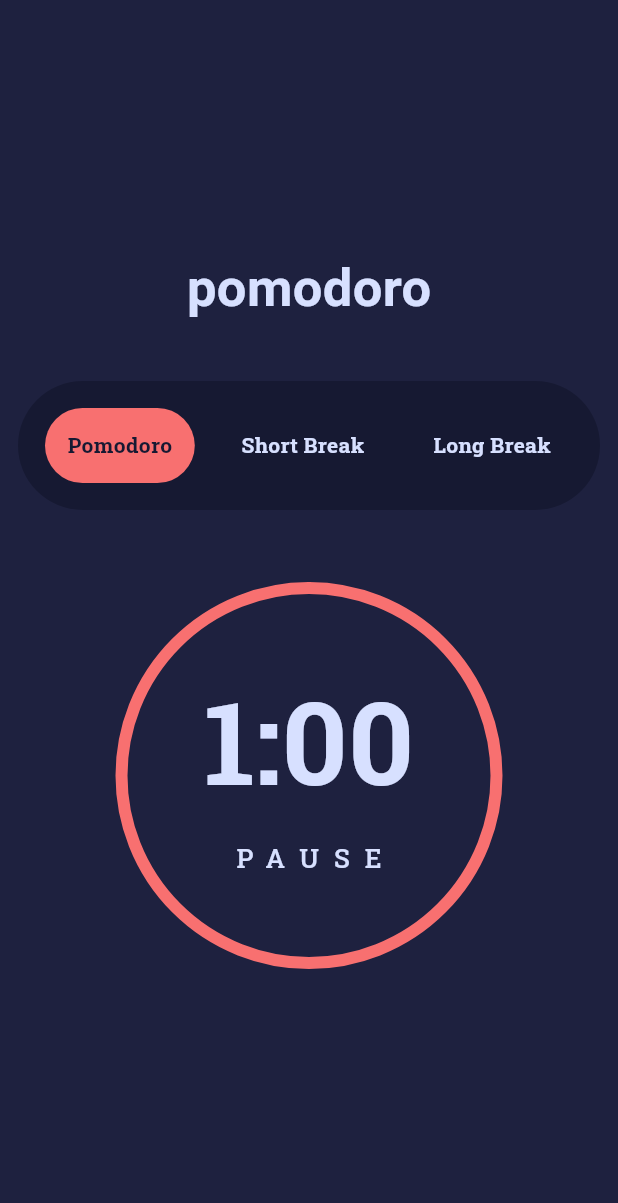
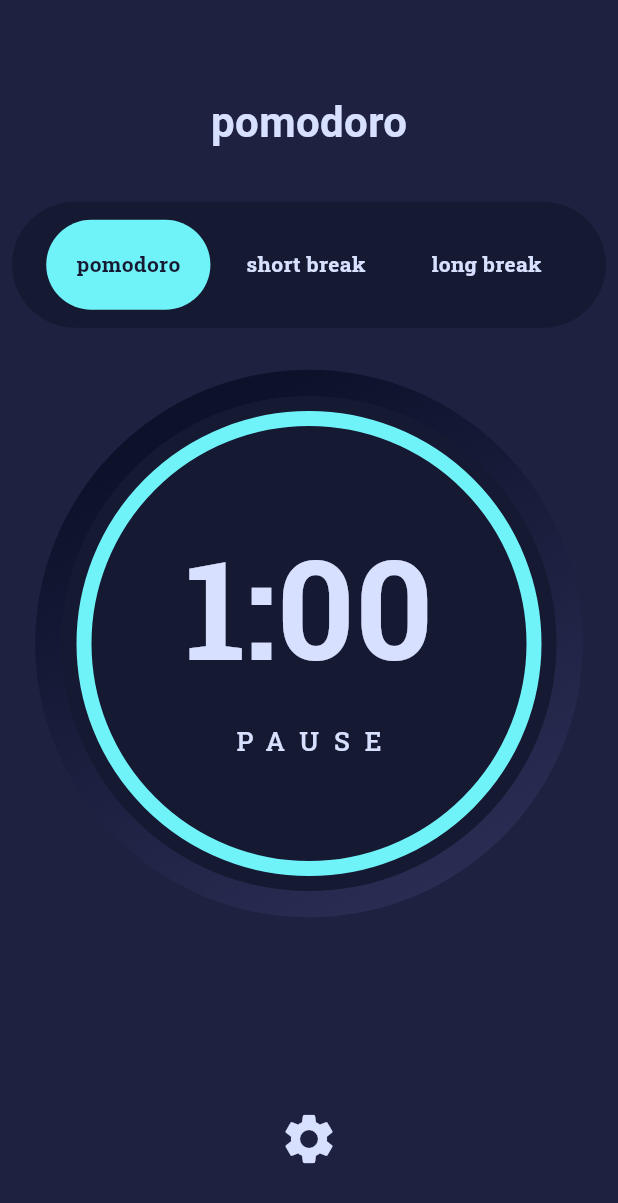
Before and after one commit to JasonBoyett/you_version_pomodoro, a Flutter app: the screen it shows after launch, after a tap on "START", on a phone screen of 412 x 824 dp. Shown: the top 1203 px of the screen. Run offline on Flutter 3.47's test engine with Material 3 defaults, Android fonts, the light colour scheme and no system bars; our stand-ins replace flutter_riverpod, google_fonts.

Commit message:
began settings dialog and did minor refactors and UI adjustments

```diff
--- a/lib/helpers.dart
+++ /dev/null
@@ -1,38 +0,0 @@
-import 'package:tomato_timer/model/pomodoro.dart';
-
-String displayMinutesTimer(int seconds) {
-  int minutes = seconds ~/ 60;
-  int remainingSeconds = seconds % 60;
-  return '$minutes:${remainingSeconds.toString().padLeft(2, '0')}';
-}
-
-double evaluateProgress(PomodoroModel model) {
-  int stageMinutes = _evaluateStageTime(model);
-  double stageTime = stageMinutes.toDouble() * secondsInMinute;
-  return (model.secondsInStage / stageTime).clamp(0.0, 1.0);
-}
-
-int _evaluateStageTime(PomodoroModel model) {
-  if (model.currentStage == PomodoroStages.paused) {
-    switch (model.getPreviosStage()) {
-      case PomodoroStages.work:
-        return model.workTime;
-      case PomodoroStages.shortBreak:
-        return model.breakTimeShort;
-      case PomodoroStages.longBreak:
-        return model.breakTimelong;
-      default:
-        return 0;
-    }
-  }
-  switch (model.currentStage) {
-    case PomodoroStages.work:
-      return model.workTime;
-    case PomodoroStages.shortBreak:
-      return model.breakTimeShort;
-    case PomodoroStages.longBreak:
-      return model.breakTimelong;
-    default:
-      return 0;
-  }
-}
--- a/lib/model/pomodoro.dart
+++ b/lib/model/pomodoro.dart
@@ -5,22 +5,23 @@ import 'package:google_fonts/google_fonts.dart';
 const int secondsInMinute = 60;
 
 class PomodoroModel extends ChangeNotifier {
-  int breakTimeShort = 1; //5
-  int breakTimelong = 1; //20
+  static const int _breaksTillLongBreak = 4;
+  PomodoroStages _previousStage = PomodoroStages.preStart;
+
+  int breakTimeShort = 5; //5
+  int breakTimelong = 20; //20
   int workTime = 1; //25
   int breakCount = 0;
-  int breaksTillLongBreak = 4;
   int secondsInStage = 0;
   PomodoroStages currentStage = PomodoroStages.preStart;
-  PomodoroStages _previousStage = PomodoroStages.preStart;
-  PomodoroColors themeColor = PomodoroColors.red;
+  PomodoroColors themeColor = PomodoroColors.cyan;
   PomodoroFonts themeFont = PomodoroFonts.serrif;
 
   PomodoroModel();
 
   /// sets the current pomodoro step to the next in the sequence
   /// if the timer is paused, it will not increment
-  void incrementStage() {
+  void _incrementStage() {
     switch (currentStage) {
       case PomodoroStages.preStart:
         currentStage = PomodoroStages.work;
@@ -29,7 +30,7 @@ class PomodoroModel extends ChangeNotifier {
         break;
       case PomodoroStages.work:
         breakCount++;
-        if (breakCount >= breaksTillLongBreak) {
+        if (breakCount >= _breaksTillLongBreak) {
           currentStage = PomodoroStages.longBreak;
           secondsInStage = breakTimelong * secondsInMinute;
           _previousStage = PomodoroStages.work;
@@ -77,8 +78,16 @@ class PomodoroModel extends ChangeNotifier {
     notifyListeners();
   }
 
-  setBreaksTillLongBreak(int breaks) {
-    breaksTillLongBreak = breaks;
+  void set(int? workTime, int? breakTimeShort, int? breakTimelong) {
+    if (workTime != null) {
+      this.workTime = workTime;
+    }
+    if (breakTimeShort != null) {
+      this.breakTimeShort = breakTimeShort;
+    }
+    if (breakTimelong != null) {
+      this.breakTimelong = breakTimelong;
+    }
     notifyListeners();
   }
 
@@ -96,23 +105,50 @@ class PomodoroModel extends ChangeNotifier {
   //getters
   PomodoroStages getPreviosStage() => _previousStage;
 
-  // The figma model that this app is based on shows three stages that can be
-  // displayed: work, short break, and long break. But the model I am using to
-  // control the state of the app has five stages, the same as above plus preStart
-  // and paused. This function maps the five stages to the three stages that can
-  // be displayed in the UI.
-  PomodoroStages getDisplayedStage(PomodoroModel pomProps) {
-    switch (pomProps.currentStage) {
+  String getTimerString() {
+    int seconds = currentStage == PomodoroStages.preStart
+        ? workTime * secondsInMinute
+        : secondsInStage;
+    int minutes = seconds ~/ 60;
+    int remainingSeconds = seconds % 60;
+    return '$minutes:${remainingSeconds.toString().padLeft(2, '0')}';
+  }
+
+  /// returns the progress of the current stage as a double between 0 and 1
+  double getProgress() {
+    if (currentStage == PomodoroStages.preStart) {
+      return 1.0;
+    }
+    int stageMinutes = _evaluateStageTime();
+    double stageTime = stageMinutes.toDouble() * secondsInMinute;
+    return (secondsInStage / stageTime).clamp(0.0, 1.0);
+  }
+
+  int _evaluateStageTime() {
+    if (currentStage == PomodoroStages.preStart) {
+      return workTime;
+    }
+    if (currentStage == PomodoroStages.paused) {
+      switch (getPreviosStage()) {
+        case PomodoroStages.work:
+          return workTime;
+        case PomodoroStages.shortBreak:
+          return breakTimeShort;
+        case PomodoroStages.longBreak:
+          return breakTimelong;
+        default:
+          return 0;
+      }
+    }
+    switch (currentStage) {
       case PomodoroStages.work:
-        return PomodoroStages.work;
+        return workTime;
       case PomodoroStages.shortBreak:
-        return PomodoroStages.shortBreak;
+        return breakTimeShort;
       case PomodoroStages.longBreak:
-        return PomodoroStages.longBreak;
-      case PomodoroStages.preStart:
-        return PomodoroStages.work;
-      case PomodoroStages.paused:
-        return pomProps.getPreviosStage();
+        return breakTimelong;
+      default:
+        return 0;
     }
   }
 
@@ -145,9 +181,29 @@ class PomodoroModel extends ChangeNotifier {
         secondsInStage--;
         notifyListeners();
       } else {
-        incrementStage();
+        _incrementStage();
       }
     });
+  }
+
+  // The figma spec that this app is based on shows three stages that can be
+  // displayed: work, short break, and long break. But the model I am using to
+  // control the state of the app has five stages, the same as above plus preStart
+  // and paused. This function maps the five stages to the three stages that can
+  // be displayed in the UI.
+  PomodoroStages getDisplayedStage(PomodoroModel pomProps) {
+    switch (pomProps.currentStage) {
+      case PomodoroStages.work:
+        return PomodoroStages.work;
+      case PomodoroStages.shortBreak:
+        return PomodoroStages.shortBreak;
+      case PomodoroStages.longBreak:
+        return PomodoroStages.longBreak;
+      case PomodoroStages.preStart:
+        return PomodoroStages.work;
+      case PomodoroStages.paused:
+        return pomProps.getPreviosStage();
+    }
   }
 }
 
@@ -157,15 +213,15 @@ extension PomodoroExtension on PomodoroStages {
   String get name {
     switch (this) {
       case PomodoroStages.work:
-        return 'Pomodoro';
+        return 'pomodoro';
       case PomodoroStages.shortBreak:
-        return 'Short Break';
+        return 'short break';
       case PomodoroStages.longBreak:
-        return 'Long Break';
+        return 'long break';
       case PomodoroStages.preStart:
-        return 'Start';
+        return 'start';
       case PomodoroStages.paused:
-        return 'Paused';
+        return 'paused';
     }
   }
 }
--- a/lib/widgets/center_timer.dart
+++ b/lib/widgets/center_timer.dart
@@ -1,35 +1,56 @@
 import 'package:tomato_timer/model/pomodoro.dart';
-import 'package:tomato_timer/helpers.dart';
 import 'package:flutter/material.dart';
 
-Widget centerTimer(PomodoroModel value) {
+Widget centerTimer(PomodoroModel model) {
   return Padding(
-    padding: const EdgeInsets.all(40.0),
+    padding: const EdgeInsets.all(20.0),
     child: Stack(alignment: Alignment.center, children: [
+      _backgroundCircle(),
       SizedBox(
-        height: 250,
-        width: 250,
+        height: 300,
+        width: 300,
         child: CircularProgressIndicator(
-          value: evaluateProgress(value),
+          value: model.getProgress(),
           strokeCap: StrokeCap.round,
-          strokeWidth: 8,
-          color: value.themeColor.color,
+          strokeWidth: 10,
+          color: model.themeColor.color,
         ),
       ),
       Column(
         mainAxisAlignment: MainAxisAlignment.center,
         children: [
-          Text(
+          Center(
+            child: Text(
               style: TextStyle(
                 color: const Color.fromARGB(255, 215, 224, 255),
-              fontFamily: value.themeFont.font.fontFamily,
+                fontFamily: model.themeFont.font.fontFamily,
                 fontWeight: FontWeight.bold,
               ),
-            displayMinutesTimer(value.secondsInStage),
-            textScaler: const TextScaler.linear(5.5),
+              model.getTimerString(),
+              textScaler: const TextScaler.linear(6.5),
+            ),
           ),
           TextButton(
-              onPressed: () {
+              onLongPress: () {
+                model.reset();
+              },
+              onPressed: () => _centerButtonAction(model),
+              child: Text(
+                _ditermineDisplayText(model),
+                style: TextStyle(
+                  letterSpacing: 10,
+                  color: const Color.fromARGB(255, 215, 224, 255),
+                  fontFamily: model.themeFont.font.fontFamily,
+                ),
+                textScaler: const TextScaler.linear(1.25),
+              )),
+        ],
+      ),
+    ]),
+  );
+}
+
+void _centerButtonAction(PomodoroModel value) {
   switch (value.currentStage) {
     case PomodoroStages.paused:
       value.resume();
@@ -45,9 +66,9 @@ Widget centerTimer(PomodoroModel value) {
         break;
       }
   }
-              },
-              child: Text(
-                (() {
+}
+
+String _ditermineDisplayText(PomodoroModel value) {
   switch (value.currentStage) {
     case PomodoroStages.paused:
       return 'RESUME';
@@ -56,16 +77,35 @@ Widget centerTimer(PomodoroModel value) {
     default:
       return 'PAUSE';
   }
-                })(),
-                style: TextStyle(
-                  letterSpacing: 10,
-                  color: const Color.fromARGB(255, 215, 224, 255),
-                  fontFamily: value.themeFont.font.fontFamily,
+}
+
+Widget _backgroundCircle() {
+  return Stack(alignment: Alignment.center, children: [
+    SizedBox(
+      width: 365,
+      height: 365,
+      child: Container(
+        decoration: const BoxDecoration(
+            shape: BoxShape.circle,
+            gradient: LinearGradient(
+              begin: Alignment.bottomRight,
+              end: Alignment.topCenter,
+              colors: [
+                Color.fromARGB(255, 46, 50, 90),
+                Color.fromARGB(255, 14, 17, 42),
+              ],
+            )),
       ),
-                textScaler: const TextScaler.linear(1.25),
-              )),
-        ],
     ),
-    ]),
-  );
+    SizedBox(
+      width: 330,
+      height: 330,
+      child: Container(
+        decoration: const BoxDecoration(
+          shape: BoxShape.circle,
+          color: Color.fromARGB(255, 22, 25, 50),
+        ),
+      ),
+    ),
+  ]);
 }
--- a/lib/widgets/home_page.dart
+++ b/lib/widgets/home_page.dart
@@ -4,13 +4,14 @@ import 'package:flutter_riverpod/flutter_riverpod.dart';
 import 'package:tomato_timer/model/pomodoro.dart';
 import 'package:tomato_timer/widgets/center_timer.dart';
 import 'package:tomato_timer/widgets/stage_indicator.dart';
+import 'package:tomato_timer/widgets/settings_dialog.dart';
 
 class HomePage extends ConsumerWidget {
   const HomePage({super.key});
 
   @override
   Widget build(BuildContext context, WidgetRef ref) {
-    var value = ref.watch(pomodoroProvider);
+    var model = ref.watch(pomodoroProvider);
     return Scaffold(
       backgroundColor: const Color.fromARGB(255, 30, 33, 63),
       body: Column(
@@ -20,14 +21,29 @@ class HomePage extends ConsumerWidget {
             padding: EdgeInsets.all(25.0),
             child: Text(
               "pomodoro",
-              textScaler: TextScaler.linear(2.5),
+              textScaler: TextScaler.linear(2),
               style: TextStyle(
                   color: Color.fromARGB(255, 215, 224, 255),
                   fontWeight: FontWeight.bold),
             ),
           ),
-          stageIndicator(value),
-          Center(child: centerTimer(value)),
+          stageIndicator(model),
+          centerTimer(model),
+          Padding(
+            padding: const EdgeInsets.only(top: 100.0),
+            child: TextButton(
+              onPressed: () => showDialog(
+                  context: context,
+                  builder: (context) {
+                    return settingsDialog(model);
+                  }),
+              child: const Icon(
+                Icons.settings,
+                color: Color.fromARGB(255, 215, 224, 255),
+                size: 40.0,
+              ),
+            ),
+          )
         ],
       ),
     );
--- /dev/null
+++ b/lib/widgets/settings_dialog.dart
@@ -0,0 +1,24 @@
+import 'package:flutter/material.dart';
+
+import 'package:tomato_timer/model/pomodoro.dart';
+
+Widget settingsDialog(PomodoroModel model) {
+  return Dialog(
+    child: Container(
+      decoration: BoxDecoration(
+        color: const Color.fromARGB(255, 30, 33, 63),
+        borderRadius: BorderRadius.circular(12),
+      ),
+      child: const Column(
+        children: [
+          Text("Hello"),
+          Text("Hello"),
+          Text("Hello"),
+          Text("Hello"),
+          Text("Hello"),
+          Text("Hello"),
+        ],
+      ),
+    ),
+  );
+}
--- a/lib/widgets/stage_indicator.dart
+++ b/lib/widgets/stage_indicator.dart
@@ -4,7 +4,7 @@ import '../model/pomodoro.dart';
 
 Widget stageIndicator(PomodoroModel value) {
   return Padding(
-    padding: const EdgeInsets.all(12.0),
+    padding: const EdgeInsets.all(8.0),
     child: Container(
       padding: const EdgeInsets.all(10),
       decoration: BoxDecoration(
@@ -26,7 +26,7 @@ Widget stageIndicator(PomodoroModel value) {
 
 Widget _indicatorCell(PomodoroModel value, PomodoroStages stage) {
   return Padding(
-    padding: const EdgeInsets.all(8.0),
+    padding: const EdgeInsets.all(2.0),
     child: Container(
       decoration: BoxDecoration(
         color: _determineDisplayStage(value) == stage
@@ -35,7 +35,7 @@ Widget _indicatorCell(PomodoroModel value, PomodoroStages stage) {
         borderRadius: BorderRadius.circular(80),
       ),
       child: Padding(
-        padding: const EdgeInsets.all(15.0),
+        padding: const EdgeInsets.all(20.0),
         child: Text(
           stage.name,
           style: TextStyle(
```
Also changed, not shown: 3 other files. Lines whose indentation alone changed are shown as unchanged.
